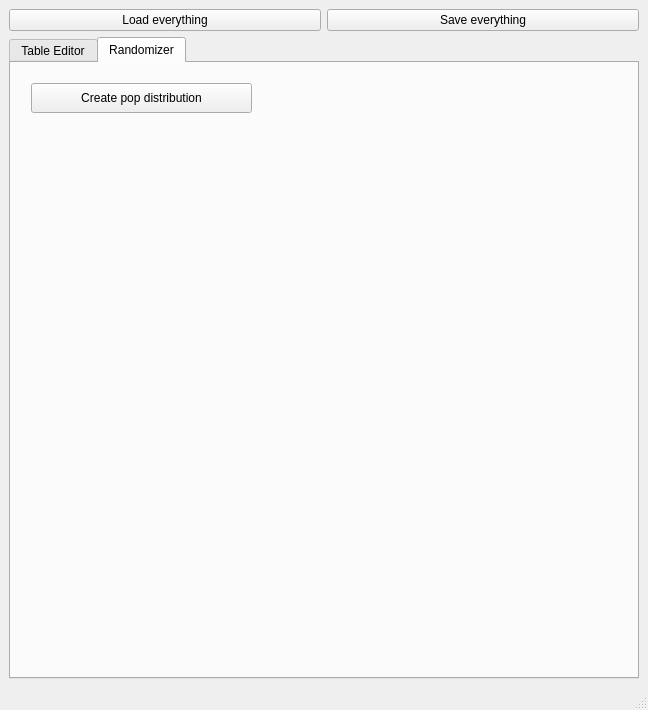
Before: the Qt Designer form MainWindow.ui in Metalhead33/WoDDemographics, drawn with Qt 5.
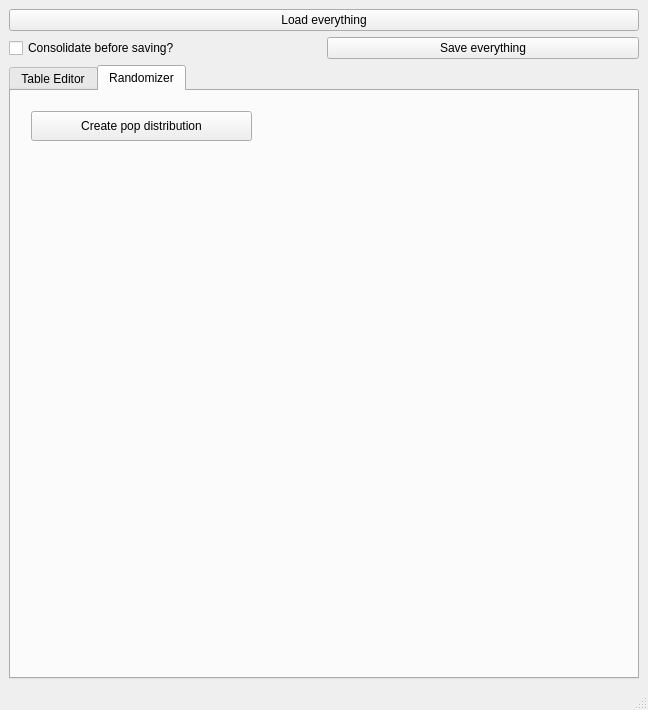
After: the same form once the commit is applied.

Diff of the .ui file:
```diff
--- a/MainWindow.ui
+++ b/MainWindow.ui
@@ -15,21 +15,7 @@
   </property>
   <widget class="QWidget" name="centralwidget">
    <layout class="QGridLayout" name="gridLayout_16">
-    <item row="0" column="0">
-     <widget class="QPushButton" name="loadAllBtn">
-      <property name="text">
-       <string>Load everything</string>
-      </property>
-     </widget>
-    </item>
-    <item row="0" column="1">
-     <widget class="QPushButton" name="saveAllBtn">
-      <property name="text">
-       <string>Save everything</string>
-      </property>
-     </widget>
-    </item>
-    <item row="1" column="0" colspan="2">
+    <item row="2" column="0" colspan="2">
      <widget class="QTabWidget" name="tabWidget">
       <property name="currentIndex">
        <number>1</number>
@@ -420,6 +406,27 @@
       </widget>
      </widget>
     </item>
+    <item row="1" column="0">
+     <widget class="QCheckBox" name="consolidateBox">
+      <property name="text">
+       <string>Consolidate before saving?</string>
+      </property>
+     </widget>
+    </item>
+    <item row="1" column="1">
+     <widget class="QPushButton" name="saveAllBtn">
+      <property name="text">
+       <string>Save everything</string>
+      </property>
+     </widget>
+    </item>
+    <item row="0" column="0" colspan="2">
+     <widget class="QPushButton" name="loadAllBtn">
+      <property name="text">
+       <string>Load everything</string>
+      </property>
+     </widget>
+    </item>
    </layout>
   </widget>
   <widget class="QMenuBar" name="menubar">
```
